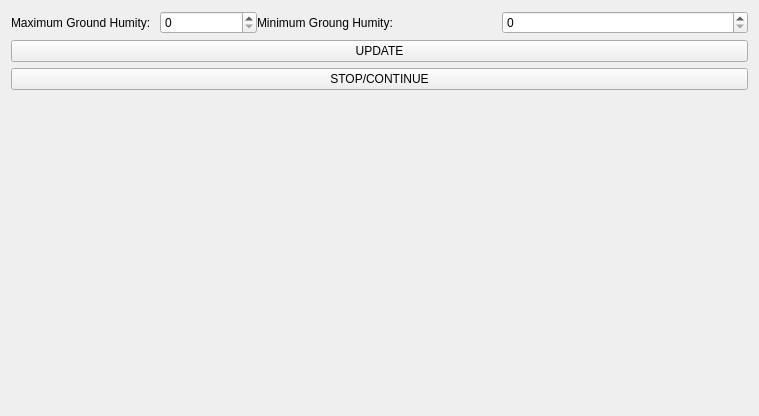
The window that SerialPort/Widget.ui (GabrielTibolaCastagnera/Trabalho-Final-LAB-III) describes before a commit, drawn with Qt 5.
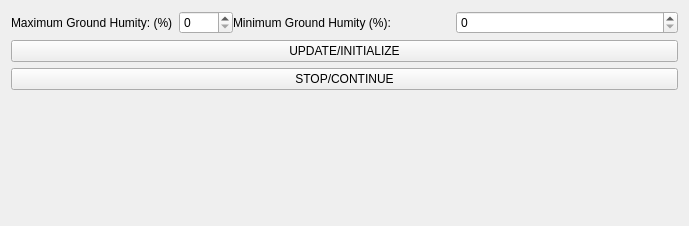
The same window after the commit.

What changed in the file:
```diff
--- a/SerialPort/Widget.ui
+++ b/SerialPort/Widget.ui
@@ -6,8 +6,8 @@
    <rect>
     <x>0</x>
     <y>0</y>
-    <width>759</width>
-    <height>416</height>
+    <width>689</width>
+    <height>226</height>
    </rect>
   </property>
   <property name="windowTitle">
@@ -26,19 +26,23 @@
          <item>
           <widget class="QLabel" name="Maximum_Humitylabel">
            <property name="text">
-            <string>Maximum Ground Humity: </string>
+            <string>Maximum Ground Humity: (%)</string>
            </property>
           </widget>
          </item>
          <item>
-          <widget class="QSpinBox" name="Maximum_Humity_spinBox"/>
+          <widget class="QSpinBox" name="Maximum_Humity_spinBox">
+           <property name="maximum">
+            <number>100</number>
+           </property>
+          </widget>
          </item>
         </layout>
        </item>
        <item>
         <widget class="QLabel" name="Minimum_label">
          <property name="text">
-          <string>Minimum Groung Humity:</string>
+          <string>Minimum Ground Humity (%):</string>
          </property>
         </widget>
        </item>
@@ -56,7 +60,7 @@
    <item>
     <widget class="QPushButton" name="Update_PushButton">
      <property name="text">
-      <string>UPDATE</string>
+      <string>UPDATE/INITIALIZE</string>
      </property>
     </widget>
    </item>
@@ -67,13 +71,6 @@
      </property>
     </widget>
    </item>
-   <item>
-    <widget class="QLabel" name="estado_label">
-     <property name="text">
-      <string/>
-     </property>
-    </widget>
-   </item>
    <item>
     <widget class="QLabel" name="humity_label">
      <property name="text">
@@ -81,6 +78,13 @@
      </property>
     </widget>
    </item>
+   <item>
+    <widget class="QLabel" name="estado_label">
+     <property name="text">
+      <string/>
+     </property>
+    </widget>
+   </item>
   </layout>
  </widget>
  <layoutdefault spacing="6" margin="11"/>
```
